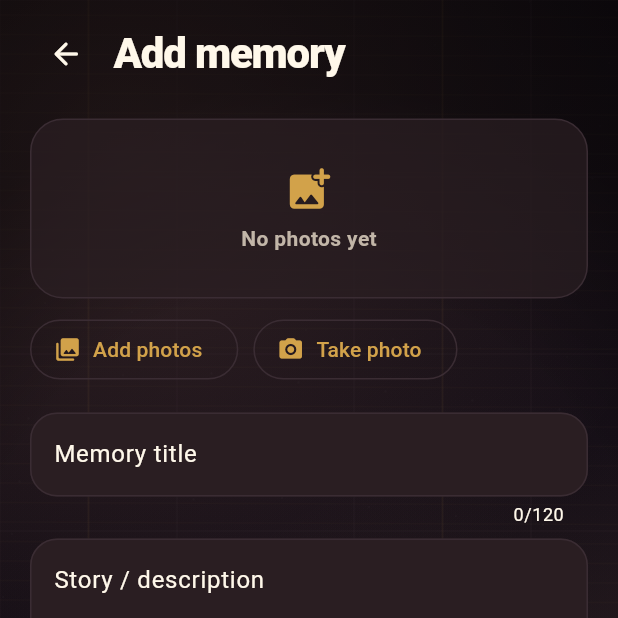
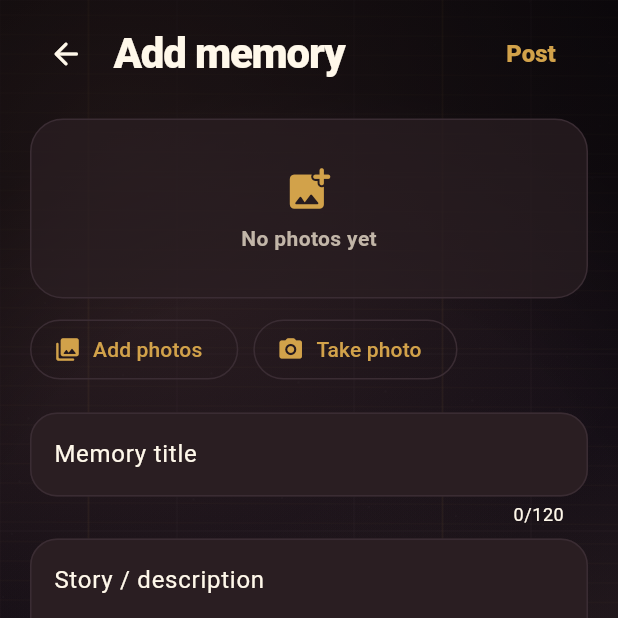
Before and after one commit to george-killua/life_threads, a Flutter app: the FamilyMemoryEditorPage screen opened directly with empty values, on a phone screen of 412 x 824 dp, the top half of it. Run offline on Flutter 3.47's test engine with Material 3 defaults, Android fonts, the phone set to English and light mode, and no system bars; our stand-ins replace app_links, audioplayers, drift, file_picker, flutter_contacts, flutter_local_notifications and 15 more; missing offline and left inert: cryptography, gal, in_app_purchase_android, in_app_purchase_storekit, mobile_scanner, photo_manager and 1 more; accounts and stored records are empty; generated files the repository leaves out were written again; Roboto replaces fonts that are missing (Avenir).

Commit message:
Connected memories on a rope; Save in the top bar of edit screens.
- The memory screen shows its connected memories as small polaroids
  pinned to a rope, with the reason for each thread underneath.
- Edit memory and the family memory editor have Save (Post for a new
  family memory) in the top bar instead of a button at the end. Save is
  active once something changed; leaving with unsaved changes asks
  "Discard changes?" first.
- Undo toast: widget test, also for its screen-reader text.

Co-Authored-By: Claude Opus 5.5 <noreply@anthropic.com>

```diff
--- /dev/null
+++ b/lib/core/widgets/save_action.dart
@@ -0,0 +1,75 @@
+import 'package:flutter/material.dart';
+
+import '../../app/theme/app_colors.dart';
+import '../localization/app_localizations_x.dart';
+
+/// "Save" in a screen's top bar: active once something changed, a spinner
+/// while saving.
+class SaveAction extends StatelessWidget {
+  const SaveAction({
+    super.key,
+    required this.enabled,
+    required this.saving,
+    required this.onSave,
+    this.label,
+    this.buttonKey = const ValueKey('top-bar-save'),
+  });
+
+  final bool enabled;
+  final bool saving;
+  final VoidCallback onSave;
+
+  /// Instead of "Save", e.g. "Post".
+  final String? label;
+  final Key buttonKey;
+
+  @override
+  Widget build(BuildContext context) {
+    if (saving) {
+      return const Padding(
+        padding: EdgeInsets.symmetric(horizontal: 18),
+        child: SizedBox(
+          width: 20,
+          height: 20,
+          child: CircularProgressIndicator(strokeWidth: 2),
+        ),
+      );
+    }
+    return Padding(
+      padding: const EdgeInsetsDirectional.only(end: 6),
+      child: TextButton(
+        key: buttonKey,
+        onPressed: enabled ? onSave : null,
+        style: TextButton.styleFrom(
+          foregroundColor: AppColors.gold,
+          textStyle: const TextStyle(fontSize: 16, fontWeight: FontWeight.w900),
+        ),
+        child: Text(label ?? context.l10n.save),
+      ),
+    );
+  }
+}
+
+/// Asks before leaving a screen with unsaved changes; true to leave.
+Future<bool> confirmDiscardChanges(BuildContext context) async {
+  final l10n = context.l10n;
+  final discard = await showDialog<bool>(
+    context: context,
+    builder: (context) => AlertDialog(
+      title: Text(l10n.discardChangesTitle),
+      content: Text(l10n.discardChangesBody),
+      actions: [
+        TextButton(
+          onPressed: () => Navigator.of(context).pop(false),
+          child: Text(l10n.keepEditing),
+        ),
+        FilledButton(
+          style: FilledButton.styleFrom(backgroundColor: AppColors.error),
+          onPressed: () => Navigator.of(context).pop(true),
+          child: Text(l10n.discardChanges),
+        ),
+      ],
+    ),
+  );
+  return discard ?? false;
+}
--- a/lib/features/family/presentation/pages/family_memory_editor_page.dart
+++ b/lib/features/family/presentation/pages/family_memory_editor_page.dart
@@ -9,6 +9,7 @@ import 'package:photo_manager/photo_manager.dart';
 import '../../../../app/theme/app_colors.dart';
 import '../../../../core/localization/app_localizations_x.dart';
 import '../../../../core/logging/app_logger.dart';
+import '../../../../core/widgets/save_action.dart';
 import '../../../media/data/photo_library_service.dart';
 import '../../../media/data/picked_memory_photo.dart';
 import '../../../media/presentation/widgets/photo_grid_sheet.dart';
@@ -57,6 +58,40 @@ class _FamilyMemoryEditorPageState
   FamilyMemory? _original;
 
   bool get _isEditing => widget.memoryId != null;
+
+  /// Set when the user chose to discard, so leaving no longer asks.
+  var _discarded = false;
+
+  /// Something typed or picked that isn't posted yet.
+  bool get _hasChanges {
+    if (_discarded) return false;
+    final original = _original;
+    if (original == null) {
+      return _title.text.trim().isNotEmpty ||
+          _story.text.trim().isNotEmpty ||
+          _newPhotos.isNotEmpty;
+    }
+    return _title.text != original.title ||
+        _story.text != original.description ||
+        _place.text != original.locationLabel ||
+        _category != original.category ||
+        _feeling != original.feeling ||
+        _newPhotos.isNotEmpty ||
+        _keptPhotoIds.length != original.photoIds.length;
+  }
+
+  @override
+  void initState() {
+    super.initState();
+    // Typing changes whether leaving asks first.
+    for (final field in [_title, _story, _place]) {
+      field.addListener(_onTextChanged);
+    }
+  }
+
+  void _onTextChanged() {
+    if (mounted) setState(() {});
+  }
 
   @override
   void dispose() {
@@ -110,10 +145,27 @@ class _FamilyMemoryEditorPageState
     final locale = Localizations.localeOf(context).toLanguageTag();
     final date = _occurredAt ?? DateTime.now();
 
+    // Leaving with something typed or picked asks first.
     return PopScope(
-      canPop: !_isSaving,
+      canPop: !_isSaving && !_hasChanges,
+      onPopInvokedWithResult: (didPop, _) async {
+        if (didPop || _isSaving) return;
+        if (!await confirmDiscardChanges(context) || !context.mounted) return;
+        _discarded = true;
+        Navigator.of(context).pop();
+      },
       child: FamilyPageScaffold(
         title: _isEditing ? l10n.editMemoryTitle : l10n.familyAddMemory,
+        // Post (or Save) sits in the top bar, like on the other edit screens.
+        actions: [
+          SaveAction(
+            buttonKey: const ValueKey('family-memory-save'),
+            label: _isEditing ? null : l10n.familyPost,
+            enabled: true,
+            saving: _isSaving,
+            onSave: _save,
+          ),
+        ],
         children: [
           _PhotoStrip(
             familyId: widget.familyId,
@@ -204,24 +256,16 @@ class _FamilyMemoryEditorPageState
               fontWeight: FontWeight.w600,
             ),
           ),
-          const SizedBox(height: 14),
-          SizedBox(
-            height: 54,
-            child: FilledButton.icon(
-              key: const ValueKey('family-memory-save'),
-              onPressed: _isSaving ? null : _save,
-              icon: _isSaving
-                  ? const SizedBox(
-                      width: 20,
-                      height: 20,
-                      child: CircularProgressIndicator(strokeWidth: 2.4),
-                    )
-                  : const Icon(Icons.cloud_upload_rounded),
-              label: Text(
-                _isSaving ? l10n.familyUploading : l10n.familyPostMemory,
+          if (_isSaving) ...[
+            const SizedBox(height: 14),
+            Text(
+              l10n.familyUploading,
+              style: TextStyle(
+                color: AppColors.gold,
+                fontWeight: FontWeight.w800,
               ),
             ),
-          ),
+          ],
         ],
       ),
     );
@@ -380,6 +424,7 @@ class _FamilyMemoryEditorPageState
         l10n.familyMemorySaved,
         kind: ToastKind.success,
       );
+      _discarded = true;
       context.pop();
     } on FamilyException catch (error) {
       if (!mounted) return;
@@ -439,6 +484,7 @@ class _FamilyMemoryEditorPageState
         l10n.familyMemorySaved,
         kind: ToastKind.success,
       );
+      _discarded = true;
       context.pop();
     } catch (error) {
       if (mounted) showFamilyError(context, error);
--- a/lib/features/memories/data/memory_repository.dart
+++ b/lib/features/memories/data/memory_repository.dart
@@ -207,6 +207,10 @@ class MemoryPersonDraft {
 /// A memory, note or nail taken off the wall, kept for "Undo" until the
 /// undo window has passed.
 class RemovedFromWall {
+  /// Nothing removed; for tests.
+  @visibleForTesting
+  const RemovedFromWall.empty() : this._();
+
   const RemovedFromWall._({
     this.events = const [],
     this.photos = const [],
--- a/lib/l10n/app_ar.arb
+++ b/lib/l10n/app_ar.arb
@@ -366,6 +366,10 @@
   "backupDataSubtitle": "نسخ احتياطي، استعادة، الانتقال إلى هاتف جديد",
   "aboutHelpTitle": "حول التطبيق والمساعدة",
   "aboutHelpSubtitle": "الملاحظات، الخصوصية، الموسيقى، الإصدار",
+  "discardChangesTitle": "تجاهل التغييرات؟",
+  "discardChangesBody": "ستفقد ما غيّرته هنا.",
+  "discardChanges": "تجاهل",
+  "keepEditing": "متابعة التعديل",
   "savedPhotosTitle": "{count, plural, =1{صورة محفوظة واحدة} =2{صورتان محفوظتان} few{{count} صور محفوظة} many{{count} صورة محفوظة} other{{count} صورة محفوظة}}",
   "peopleEyebrow": "الأشخاص",
   "partOfMemory": "جزء من هذه الذكرى",
@@ -899,6 +903,7 @@
   "familyDeletingMemory": "جارٍ حذف الذكرى…",
   "familyNoPhotosYet": "لا صور بعد",
   "familyPostNote": "سيرى كل من على هذا الجدار هذه الذكرى. تُصغَّر الصور وتُشفَّر على هاتفك قبل رفعها.",
+  "familyPost": "نشر",
   "familyPostMemory": "نشر على الجدار",
   "familyUploading": "جارٍ التشفير والرفع…",
   "familyMemorySaved": "تم الحفظ على جدار العائلة.",
--- a/lib/l10n/app_de.arb
+++ b/lib/l10n/app_de.arb
@@ -366,6 +366,10 @@
   "backupDataSubtitle": "Sichern, wiederherstellen, aufs neue Handy",
   "aboutHelpTitle": "Info & Hilfe",
   "aboutHelpSubtitle": "Feedback, Datenschutz, Musik, Version",
+  "discardChangesTitle": "Änderungen verwerfen?",
+  "discardChangesBody": "Was du hier geändert hast, geht verloren.",
+  "discardChanges": "Verwerfen",
+  "keepEditing": "Weiter bearbeiten",
   "savedPhotosTitle": "{count, plural, =1{1 gespeichertes Foto} other{{count} gespeicherte Fotos}}",
   "peopleEyebrow": "Menschen",
   "partOfMemory": "Teil dieser Erinnerung",
@@ -899,6 +903,7 @@
   "familyDeletingMemory": "Erinnerung wird gelöscht …",
   "familyNoPhotosYet": "Noch keine Fotos",
   "familyPostNote": "Alle auf dieser Wand sehen diese Erinnerung. Fotos werden auf deinem Handy verkleinert und verschlüsselt, bevor sie hochgeladen werden.",
+  "familyPost": "Posten",
   "familyPostMemory": "Auf die Wand posten",
   "familyUploading": "Wird verschlüsselt und hochgeladen …",
   "familyMemorySaved": "Auf der Familienwand gespeichert.",
--- a/lib/l10n/app_en.arb
+++ b/lib/l10n/app_en.arb
@@ -446,6 +446,10 @@
   "backupDataSubtitle": "Back up, restore, move to a new phone",
   "aboutHelpTitle": "About & help",
   "aboutHelpSubtitle": "Feedback, privacy, music, version",
+  "discardChangesTitle": "Discard changes?",
+  "discardChangesBody": "What you changed here will be lost.",
+  "discardChanges": "Discard",
+  "keepEditing": "Keep editing",
   "savedPhotosTitle": "{count, plural, =1{1 saved photo} other{{count} saved photos}}",
   "peopleEyebrow": "People",
   "partOfMemory": "Part of this memory",
@@ -1384,6 +1388,7 @@
   "familyDeletingMemory": "Deleting the memory…",
   "familyNoPhotosYet": "No photos yet",
   "familyPostNote": "Everyone on this wall will see this memory. Photos are resized and encrypted on your phone before upload.",
+  "familyPost": "Post",
   "familyPostMemory": "Post to the wall",
   "familyUploading": "Encrypting and uploading…",
   "familyMemorySaved": "Saved to the family wall.",
```
Also changed, not shown: lib/features/memories/presentation/pages/edit_memory_page.dart (+66 -18 lines), lib/features/memories/presentation/pages/memory_detail_page.dart (+180 -99 lines), lib/l10n/generated/app_localizations.dart, lib/l10n/generated/app_localizations_ar.dart, lib/l10n/generated/app_localizations_de.dart, lib/l10n/generated/app_localizations_en.dart, 2 other files.
